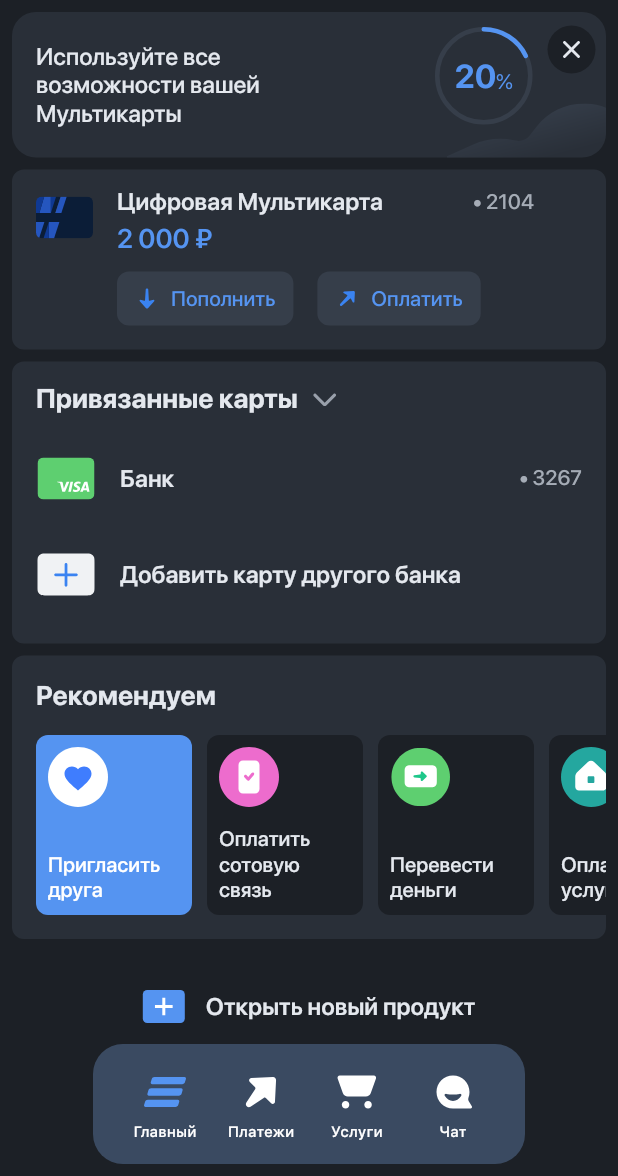
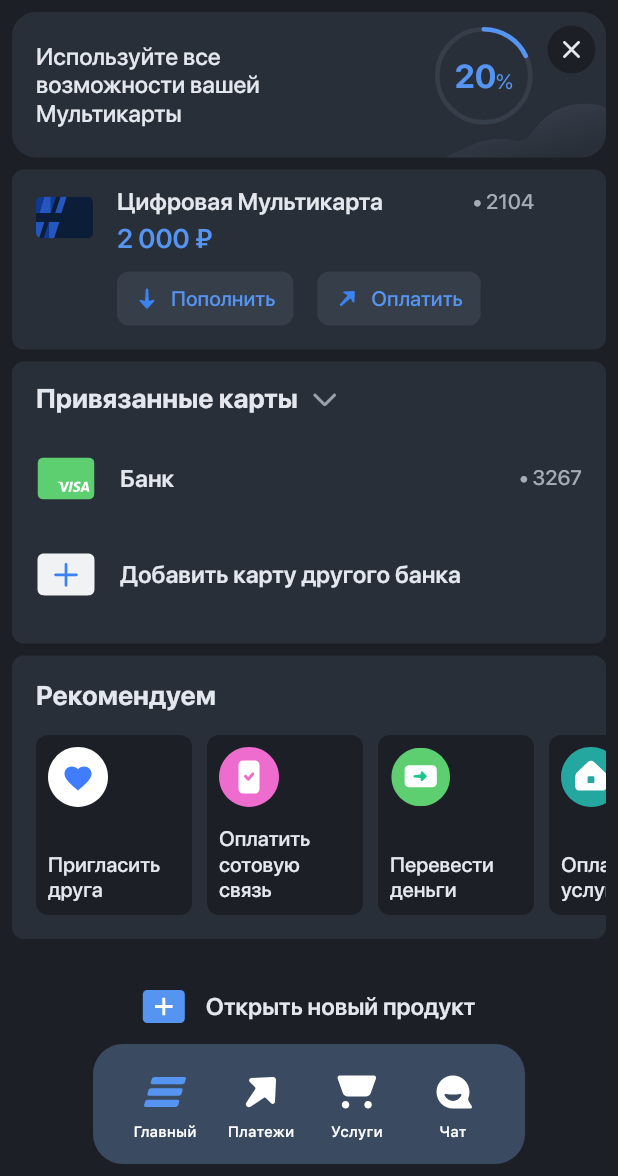
Before and after one commit to admiral-team/bank-lite-demo, a Flutter app: the screen it shows after launch, on a phone screen of 412 x 824 dp, the part 60-1236 px from its top. Run offline on Flutter 3.47's test engine with Material 2 defaults, Android fonts, the phone set to English and light mode, and no system bars; drawn by our look-alikes of percent_indicator; our stand-ins replace flutter_local_notifications, flutter_secure_storage, flutter_svg, fluttertoast, google_maps_flutter, permission_handler; missing offline and left inert: collapsible, google_maps, universal_html, yandex_mapkit; generated files the repository leaves out were written again.

Commit message:
Fixes: back button, cards_widgets' splash, refresh indicator, suggestions' selection.

```diff
--- a/lib/components/cards_widget.dart
+++ b/lib/components/cards_widget.dart
@@ -70,7 +70,7 @@ class _CardsWidgetState extends State<CardsWidget> {
 
     return Container(
       decoration: BoxDecoration(
-        color: colors.backgroundAdditional.color(opacity: _opacity),
+        color: colors.backgroundAdditional.color(),
         borderRadius: BorderRadius.circular(8.0),
       ),
       padding: const EdgeInsets.symmetric(vertical: 14),
--- a/lib/components/suggestions.dart
+++ b/lib/components/suggestions.dart
@@ -167,14 +167,18 @@ class _SuggestionsItemWidgetState extends State<SuggestionsItemWidget> {
     var theme = AppThemeProvider.of(context);
     var colors = theme.colors;
     var fonts = theme.fonts;
+    //
+    // final accentColor = widget.selected
+    //     ? colors.elementsAccent.color(opacity: _opacity)
+    //     : colors.backgroundBasic.color(opacity: _opacity);
+    //
+    final accentColor = colors.backgroundBasic.color(opacity: _opacity);
 
-    final accentColor = widget.selected
-        ? colors.elementsAccent.color(opacity: _opacity)
-        : colors.backgroundBasic.color(opacity: _opacity);
+    // final textColor = widget.selected
+    //     ? colors.textStaticWhite.color(opacity: _opacity)
+    //     : colors.textPrimary.color(opacity: _opacity);
 
-    final textColor = widget.selected
-        ? colors.textStaticWhite.color(opacity: _opacity)
-        : colors.textPrimary.color(opacity: _opacity);
+    final textColor = colors.textPrimary.color(opacity: _opacity);
 
     return GestureDetector(
       onTap: () => widget.onPressed?.call(),
--- a/lib/screens/home_screen.dart
+++ b/lib/screens/home_screen.dart
@@ -7,6 +7,7 @@ import 'package:bank_lite/components/suggestions.dart';
 import 'package:bank_lite/generated/assets.gen.dart';
 import 'package:bank_lite/screens/in_progress.dart';
 import 'package:bank_lite/screens/settings_screen.dart';
+import 'package:bank_lite/screens/theme_settings_screen.dart';
 import 'package:bank_lite/theme/app_theme_provider.dart';
 import 'package:flutter/material.dart';
 import 'package:flutter_gen/gen_l10n/app_localizations.dart';
@@ -17,7 +18,6 @@ import '../components/cards_widget.dart';
 import '../components/expanded_cell.dart';
 import '../model/home_model.dart';
 import '../services/notification_service.dart';
-import 'multi_card.dart';
 
 class HomeScreen extends StatefulWidget {
   final Future<List<HomeScreenModel>> Function() request;
@@ -31,6 +31,7 @@ class HomeScreen extends StatefulWidget {
 class _HomeScreenState extends State<HomeScreen> {
   List<HomeScreenModel> _items = [];
   bool _expanded = true;
+  var isReleased = true;
 
   @override
   void initState() {
@@ -40,10 +41,10 @@ class _HomeScreenState extends State<HomeScreen> {
     });
   }
 
-  @override
-  void dispose() {
-    super.dispose();
-  }
+  // @override
+  // void dispose() {
+  //   super.dispose();
+  // }
 
   Future<void> _loading() async {
     final items = await widget.request();
@@ -70,6 +71,7 @@ class _HomeScreenState extends State<HomeScreen> {
 
     return RefreshIndicator(
       edgeOffset: 40.0,
+      notificationPredicate: isReleased ? (_) => false : (_) => true,
       child: Container(
         height: double.infinity,
         width: double.infinity,
@@ -80,7 +82,7 @@ class _HomeScreenState extends State<HomeScreen> {
             AppBarMain(
               count: 6,
               onPressedLeftButton: () {
-                _pushScreen(const InProgress());
+                _pushScreen(const ThemeSettingsScreen());
               },
               onPressedRightButton: () {
                 _pushScreen(const InProgress());
@@ -128,7 +130,7 @@ class _HomeScreenState extends State<HomeScreen> {
         },
         child: BannerWidget(
           onTap: () {
-            _pushScreen(const MultiCardScreen());
+            _pushScreen(const InProgress());
           },
           onClosePressed: () {
             setState(
```
Also changed, not shown: lib/components/map/map_mobile.dart (+5 -5 lines), lib/components/map/map_web.dart (+7 -6 lines), lib/screens/estimate_app.dart (+5 -5 lines), lib/screens/in_progress.dart (+7 -5 lines), lib/screens/multi_card.dart (+6 -5 lines), lib/screens/settings_screen.dart (+6 -4 lines), lib/screens/status_screen.dart (+7 -6 lines), lib/screens/theme_settings_screen.dart (+10 -6 lines), lib/assets/images/ic_back.svg (added), lib/generated/assets.gen.dart, 1 other file.
